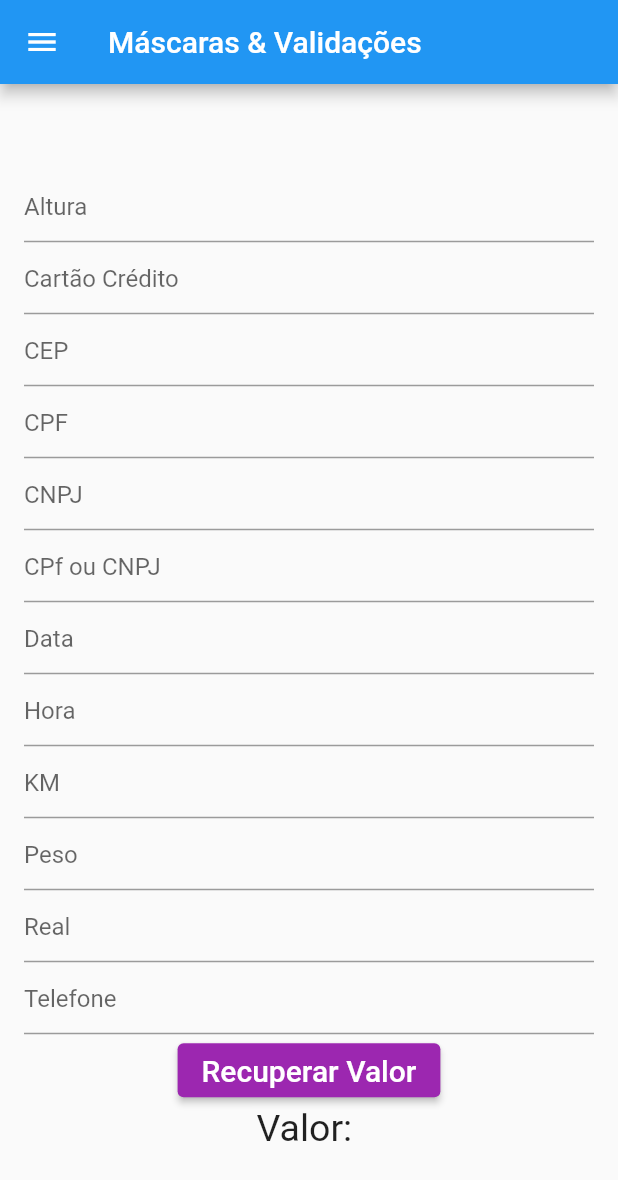
After one commit to softwarefoundation/fluttercomponentsapp, a Flutter app: the MascaraValidacaoView screen opened by its route, on a phone screen of 412 x 824 dp. The commit adds this screen. Shown: the top 1180 px of the screen. Run offline on Flutter 3.47's test engine with Material 2 defaults, Android fonts, the phone set to English and light mode, and no system bars; our stand-ins replace brasil_fields.

Commit message:
Widgets Mascaras & Padroes

```diff
--- a/lib/routes/route_generator.dart
+++ b/lib/routes/route_generator.dart
@@ -1,5 +1,6 @@
 import 'package:flutter/material.dart';
 import 'package:fluttercomponentsapp/routes/routes.dart';
+import 'package:fluttercomponentsapp/widgets/mascara_validacoes/mascara_validacoes_view.dart';
 import 'package:fluttercomponentsapp/widgets/nav_drawer/events_view.dart';
 import 'package:fluttercomponentsapp/widgets/nav_drawer/notes_view.dart';
 
@@ -17,6 +18,10 @@ class RouteGenerator {
       case Routes.notes:
         return MaterialPageRoute(
             builder: (_) => NotesView()
+        );
+      case Routes.mascara_validacao:
+        return MaterialPageRoute(
+            builder: (_) => MascaraValidacaoView()
         );
       default:
         _erroRota();
--- a/lib/routes/routes.dart
+++ b/lib/routes/routes.dart
@@ -1,8 +1,10 @@
 
+import 'package:fluttercomponentsapp/widgets/mascara_validacoes/mascara_validacoes_view.dart';
 import 'package:fluttercomponentsapp/widgets/nav_drawer/events_view.dart';
 import 'package:fluttercomponentsapp/widgets/nav_drawer/notes_view.dart';
 
 class Routes {
   static const String events = EventsView.routeName;
   static const String notes = NotesView.routeName;
+  static const String mascara_validacao = MascaraValidacaoView.routeName;
 }
--- /dev/null
+++ b/lib/widgets/mascara_validacoes/mascara_validacoes_view.dart
@@ -0,0 +1,178 @@
+import 'package:brasil_fields/brasil_fields.dart';
+import 'package:flutter/material.dart';
+import 'package:flutter/services.dart';
+import 'package:fluttercomponentsapp/widgets/nav_drawer/nav_drawer.dart';
+
+class MascaraValidacaoView extends StatefulWidget {
+
+  static const String routeName = '/mascara_validacao';
+
+  @override
+  _MascaraValidacaoState createState() => _MascaraValidacaoState();
+}
+
+class _MascaraValidacaoState extends State<MascaraValidacaoView> {
+
+
+  TextEditingController _alturaController = TextEditingController();
+  TextEditingController _cartaoBancarioController = TextEditingController();
+  TextEditingController _cepController = TextEditingController();
+  TextEditingController _cpfController = TextEditingController();
+  TextEditingController _cnpjController = TextEditingController();
+  TextEditingController _cpfOuCnpjController = TextEditingController();
+  TextEditingController _dataController = TextEditingController();
+  TextEditingController _horaController = TextEditingController();
+  TextEditingController _kmController = TextEditingController();
+  TextEditingController _pesoController = TextEditingController();
+  TextEditingController _placaController = TextEditingController();
+  TextEditingController _realController = TextEditingController();
+  TextEditingController _telefoneController = TextEditingController();
+  String _valorRecuperado = "";
+
+  @override
+  Widget build(BuildContext context) {
+    return new Scaffold(
+        appBar: AppBar(
+          title: Text("Máscaras & Validações"),
+        ),
+        drawer: NavDrawer(),
+        body: Container(
+          padding: EdgeInsets.all(16),
+          child: Center(
+            child: SingleChildScrollView(
+              child:  Column(
+                children: <Widget>[
+                  TextField(
+                    controller: _alturaController,
+                    keyboardType: TextInputType.number,
+                    inputFormatters: [
+                      FilteringTextInputFormatter.digitsOnly,
+                      AlturaInputFormatter(),
+                    ],
+                    decoration: InputDecoration(hintText: "Altura"),
+                  ),
+                  TextField(
+                    controller: _cartaoBancarioController,
+                    keyboardType: TextInputType.number,
+                    inputFormatters: [
+                      FilteringTextInputFormatter.digitsOnly,
+                      CartaoBancarioInputFormatter(),
+                    ],
+                    decoration: InputDecoration(hintText: "Cartão Crédito"),
+                  ),
+                  TextField(
+                    controller: _cepController,
+                    keyboardType: TextInputType.number,
+                    inputFormatters: [
+                      FilteringTextInputFormatter.digitsOnly,
+                      CepInputFormatter(),
+                    ],
+                    decoration: InputDecoration(hintText: "CEP"),
+                  ),
+                  TextField(
+                    controller: _cpfController,
+                    keyboardType: TextInputType.number,
+                    inputFormatters: [
+                      FilteringTextInputFormatter.digitsOnly,
+                      CpfInputFormatter(),
+                    ],
+                    decoration: InputDecoration(hintText: "CPF"),
+                  ),
+                  TextField(
+                    controller: _cnpjController,
+                    keyboardType: TextInputType.number,
+                    inputFormatters: [
+                      FilteringTextInputFormatter.digitsOnly,
+                      CnpjInputFormatter(),
+                    ],
+                    decoration: InputDecoration(hintText: "CNPJ"),
+                  ),
+                  TextField(
+                    controller: _cpfOuCnpjController,
+                    keyboardType: TextInputType.number,
+                    inputFormatters: [
+                      FilteringTextInputFormatter.digitsOnly,
+                      CpfOuCnpjFormatter(),
+                    ],
+                    decoration: InputDecoration(hintText: "CPf ou CNPJ"),
+                  ),
+                  TextField(
+                    controller: _dataController,
+                    keyboardType: TextInputType.number,
+                    inputFormatters: [
+                      FilteringTextInputFormatter.digitsOnly,
+                      DataInputFormatter(),
+                    ],
+                    decoration: InputDecoration(hintText: "Data"),
+                  ),
+                  TextField(
+                    controller: _horaController,
+                    keyboardType: TextInputType.number,
+                    inputFormatters: [
+                      FilteringTextInputFormatter.digitsOnly,
+                      HoraInputFormatter(),
+                    ],
+                    decoration: InputDecoration(hintText: "Hora"),
+                  ),
+                  TextField(
+                    controller: _kmController,
+                    keyboardType: TextInputType.number,
+                    inputFormatters: [
+                      FilteringTextInputFormatter.digitsOnly,
+                      KmInputFormatter(),
+                    ],
+                    decoration: InputDecoration(hintText: "KM"),
+                  ),
+                  TextField(
+                    controller: _pesoController,
+                    keyboardType: TextInputType.number,
+                    inputFormatters: [
+                      FilteringTextInputFormatter.digitsOnly,
+                      PesoInputFormatter(),
+                    ],
+                    decoration: InputDecoration(hintText: "Peso"),
+                  ),
+                  TextField(
+                    controller: _realController,
+                    keyboardType: TextInputType.number,
+                    inputFormatters: [
+                      FilteringTextInputFormatter.digitsOnly,
+                      RealInputFormatter(),
+                    ],
+                    decoration: InputDecoration(hintText: "Real"),
+                  ),
+                  TextField(
+                    controller: _telefoneController,
+                    keyboardType: TextInputType.number,
+                    inputFormatters: [
+                      FilteringTextInputFormatter.digitsOnly,
+                      TelefoneInputFormatter(),
+                    ],
+                    decoration: InputDecoration(hintText: "Telefone"),
+                  ),
+                  ElevatedButton(
+                    child: Text(
+                      "Recuperar Valor",
+                      style: TextStyle(color: Colors.white, fontSize: 20),
+                    ),
+                    style: ButtonStyle(
+                      backgroundColor:
+                      MaterialStateProperty.all<Color>(Colors.purple),
+                    ),
+                    onPressed: () {
+                      setState(() {
+                        _valorRecuperado = _cpfController.text.toString();
+                      });
+                    },
+                  ),
+                  Text(
+                    "Valor: ${_valorRecuperado}",
+                    style: TextStyle(fontSize: 25),
+                  ),
+                ],
+              ),
+            ),
+          ),
+        ));
+  }
+}
--- a/lib/widgets/nav_drawer/nav_drawer.dart
+++ b/lib/widgets/nav_drawer/nav_drawer.dart
@@ -33,6 +33,13 @@ class NavDrawer extends StatelessWidget {
               Navigator.pushNamed(context, Routes.notes);
             },
           ),
+          ListTile(
+            leading: Icon(Icons.verified_user),
+            title: Text('Máscaras & Validações'),
+            onTap: () {
+              Navigator.pushNamed(context, Routes.mascara_validacao);
+            },
+          ),
         ],
       ),
     );
--- a/pubspec.yaml
+++ b/pubspec.yaml
@@ -14,7 +14,7 @@ description: A new Flutter application.
 version: 1.0.0+1
 
 environment:
-  sdk: ">=2.1.0 <3.0.0"
+  sdk: ">=2.7.0 <3.0.0"
 
 dependencies:
   flutter:
@@ -23,6 +23,8 @@ dependencies:
   # The following adds the Cupertino Icons font to your application.
   # Use with the CupertinoIcons class for iOS style icons.
   cupertino_icons: ^1.0.0
+  brasil_fields: ^1.0.0
+  intl: ^0.17.0
 
 dev_dependencies:
   flutter_test:
```
